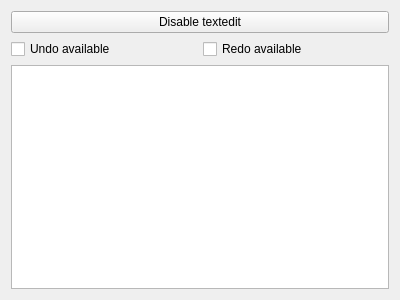
First picture: the form in examples/load_ui_example.ui, repository jerous86/nimqt, before the edit.
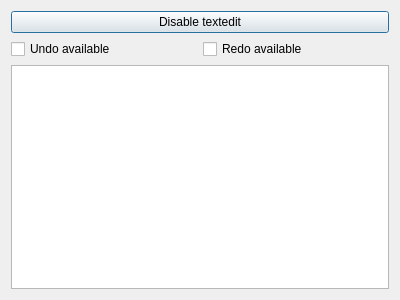
Second picture: the form after the edit.

Commit message: cast widget to the correct type when calling loadUi

Diff of the .ui file:
```diff
--- a/examples/load_ui_example.ui
+++ b/examples/load_ui_example.ui
@@ -1,7 +1,7 @@
 <?xml version="1.0" encoding="UTF-8"?>
 <ui version="4.0">
  <class>Form</class>
- <widget class="QWidget" name="Form">
+ <widget class="QDialog" name="Form">
   <property name="geometry">
    <rect>
     <x>0</x>
```
The commit also changes 3 other files.
